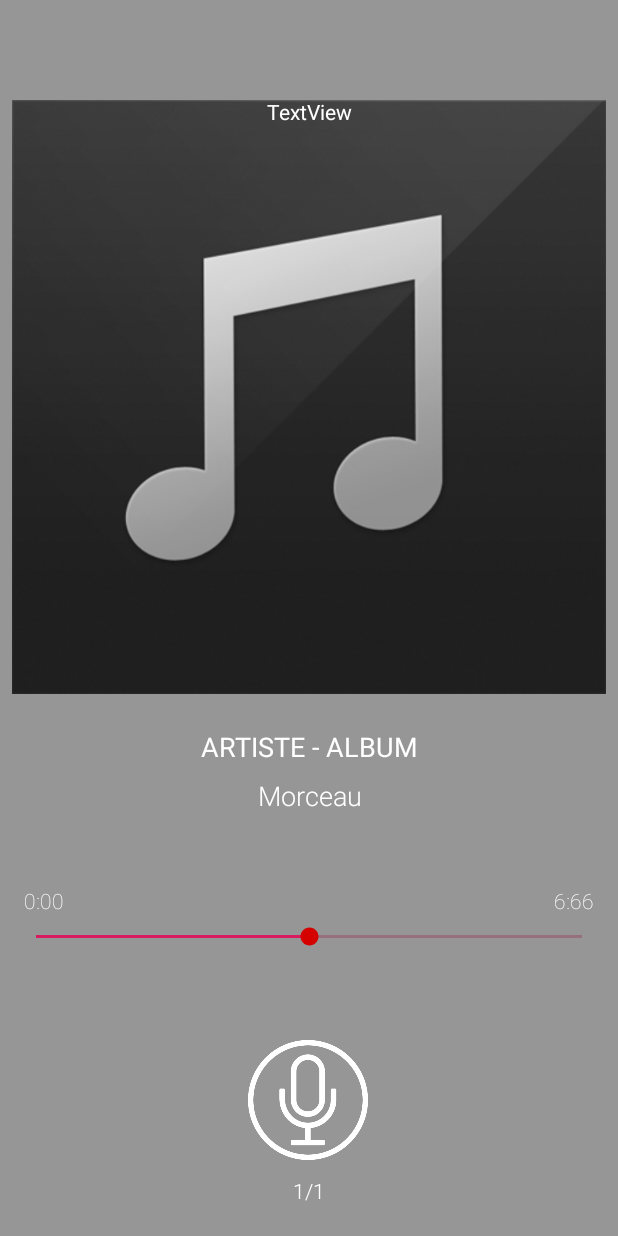
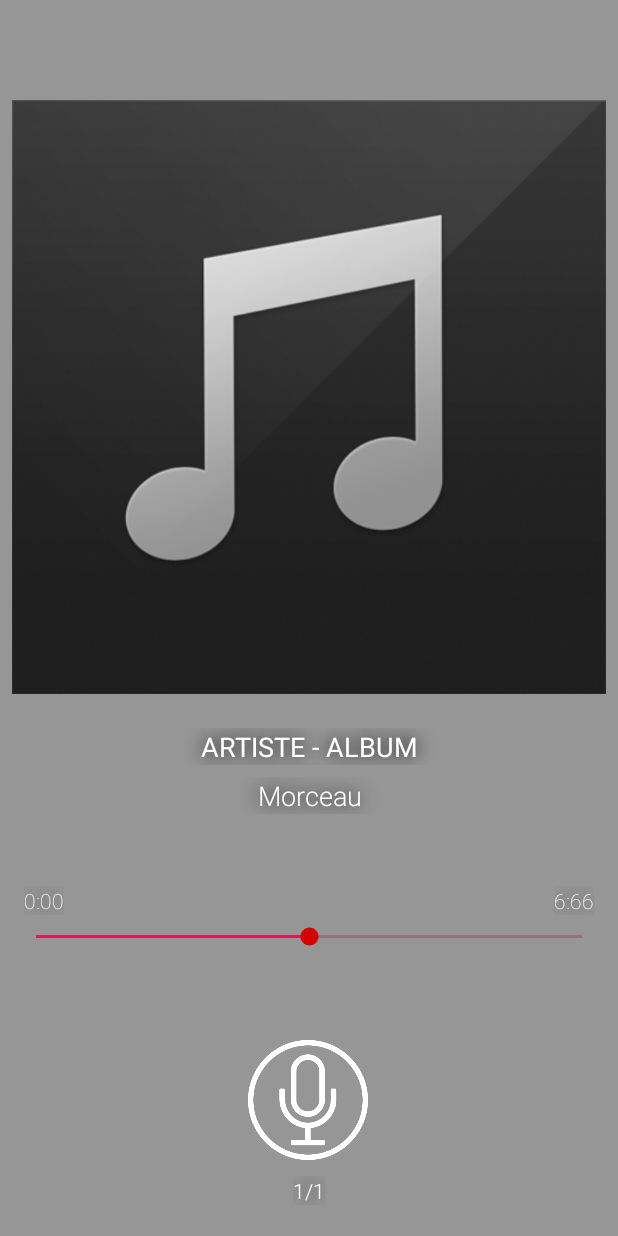
Before and after one commit to Zboubizte/Mewsick, an Android app: the layout activity_main.xml on its own in the app's theme, with its tools: preview values and no code run, on a phone screen of 412 x 824 dp. Run offline under Robolectric (Android 15) with nearby library versions, the phone set to English and light mode, and no system bars.

Commit message:
Améliorations diverses

```diff
--- a/app/src/main/res/layout/activity_main.xml
+++ b/app/src/main/res/layout/activity_main.xml
@@ -28,6 +28,10 @@
         android:layout_marginBottom="8dp"
         android:background="@drawable/mic"
         android:contentDescription="Ecoute"
+        android:shadowDx="0"
+        android:shadowDy="0"
+        android:shadowRadius="15"
+        android:shadowColor="@color/noir"
         app:layout_constraintBottom_toBottomOf="parent"
         app:layout_constraintEnd_toEndOf="parent"
         app:layout_constraintHorizontal_bias="0.498"
@@ -45,6 +49,10 @@
         android:layout_marginBottom="8dp"
         android:scaleType="fitCenter"
         android:src="@drawable/placeholder"
+        android:shadowDx="0"
+        android:shadowDy="0"
+        android:shadowRadius="15"
+        android:shadowColor="@color/noir"
         app:layout_constraintBottom_toTopOf="@+id/enregistrer"
         app:layout_constraintEnd_toEndOf="parent"
         app:layout_constraintHorizontal_bias="0.0"
@@ -66,6 +74,10 @@
         android:textColor="@color/lightText"
         android:textSize="18sp"
         android:textStyle="bold"
+        android:shadowDx="0"
+        android:shadowDy="0"
+        android:shadowRadius="15"
+        android:shadowColor="@color/noir"
         app:layout_constraintBottom_toTopOf="@+id/enregistrer"
         app:layout_constraintEnd_toEndOf="parent"
         app:layout_constraintHorizontal_bias="1.0"
@@ -86,6 +98,10 @@
         android:textAlignment="center"
         android:textColor="@color/lightText"
         android:textSize="18sp"
+        android:shadowDx="0"
+        android:shadowDy="0"
+        android:shadowRadius="15"
+        android:shadowColor="@color/noir"
         app:layout_constraintBottom_toTopOf="@+id/enregistrer"
         app:layout_constraintEnd_toEndOf="parent"
         app:layout_constraintStart_toStartOf="parent"
@@ -104,6 +120,10 @@
         android:progressBackgroundTint="@color/colorPrimaryDark"
         android:progressTint="@color/colorPrimary"
         android:thumbTint="@color/colorAccent"
+        android:shadowDx="0"
+        android:shadowDy="0"
+        android:shadowRadius="15"
+        android:shadowColor="@color/noir"
         app:layout_constraintBottom_toTopOf="@+id/enregistrer"
         app:layout_constraintEnd_toEndOf="parent"
         app:layout_constraintHorizontal_bias="1.0"
@@ -121,6 +141,10 @@
         android:text="0:00"
         android:textAlignment="textStart"
         android:textColor="@color/lightText"
+        android:shadowDx="0"
+        android:shadowDy="0"
+        android:shadowRadius="15"
+        android:shadowColor="@color/noir"
         app:layout_constraintBottom_toTopOf="@+id/progress"
         app:layout_constraintStart_toStartOf="@+id/progress" />
 
@@ -134,19 +158,12 @@
         android:text="6:66"
         android:textAlignment="textEnd"
         android:textColor="@color/lightText"
+        android:shadowDx="0"
+        android:shadowDy="0"
+        android:shadowRadius="15"
+        android:shadowColor="@color/noir"
         app:layout_constraintBottom_toTopOf="@+id/progress"
         app:layout_constraintEnd_toEndOf="@+id/progress" />
-
-    <TextView
-        android:id="@+id/commande"
-        android:layout_width="394dp"
-        android:layout_height="402dp"
-        android:text="TextView"
-        android:textAlignment="center"
-        android:textColor="@color/lightText"
-        app:layout_constraintEnd_toEndOf="parent"
-        app:layout_constraintStart_toStartOf="parent"
-        app:layout_constraintTop_toTopOf="@+id/albumArt" />
 
     <TextView
         android:id="@+id/pistes"
@@ -158,6 +175,10 @@
         android:text="1/1"
         android:textAlignment="center"
         android:textColor="@color/lightText"
+        android:shadowDx="0"
+        android:shadowDy="0"
+        android:shadowRadius="15"
+        android:shadowColor="@color/noir"
         app:layout_constraintBottom_toBottomOf="parent"
         app:layout_constraintEnd_toEndOf="parent"
         app:layout_constraintStart_toStartOf="parent"
--- a/app/src/main/res/layout/activity_pocket_sphinx.xml
+++ b/app/src/main/res/layout/activity_pocket_sphinx.xml
@@ -30,6 +30,7 @@
         android:contentDescription="Ecoute"
         android:shadowDx="0"
         android:shadowDy="0"
+        android:shadowRadius="3"
         android:shadowColor="@color/noir"
         app:layout_constraintBottom_toBottomOf="parent"
         app:layout_constraintEnd_toEndOf="parent"
@@ -50,6 +51,7 @@
         android:src="@drawable/placeholder"
         android:shadowDx="0"
         android:shadowDy="0"
+        android:shadowRadius="3"
         android:shadowColor="@color/noir"
         app:layout_constraintBottom_toTopOf="@+id/enregistrer"
         app:layout_constraintEnd_toEndOf="parent"
@@ -98,6 +100,7 @@
         android:textSize="18sp"
         android:shadowDx="0"
         android:shadowDy="0"
+        android:shadowRadius="3"
         android:shadowColor="@color/noir"
         app:layout_constraintBottom_toTopOf="@+id/enregistrer"
         app:layout_constraintEnd_toEndOf="parent"
@@ -119,6 +122,7 @@
         android:thumbTint="@color/colorAccent"
         android:shadowDx="0"
         android:shadowDy="0"
+        android:shadowRadius="3"
         android:shadowColor="@color/noir"
         app:layout_constraintBottom_toTopOf="@+id/enregistrer"
         app:layout_constraintEnd_toEndOf="parent"
@@ -139,6 +143,7 @@
         android:textColor="@color/lightText"
         android:shadowDx="0"
         android:shadowDy="0"
+        android:shadowRadius="3"
         android:shadowColor="@color/noir"
         app:layout_constraintBottom_toTopOf="@+id/progress"
         app:layout_constraintStart_toStartOf="@+id/progress" />
@@ -155,6 +160,7 @@
         android:textColor="@color/lightText"
         android:shadowDx="0"
         android:shadowDy="0"
+        android:shadowRadius="3"
         android:shadowColor="@color/noir"
         app:layout_constraintBottom_toTopOf="@+id/progress"
         app:layout_constraintEnd_toEndOf="@+id/progress" />
```
Also changed, not shown: app/src/main/java/com/example/mewsick/MainActivity.java (+28 -16 lines), 1 other file.
